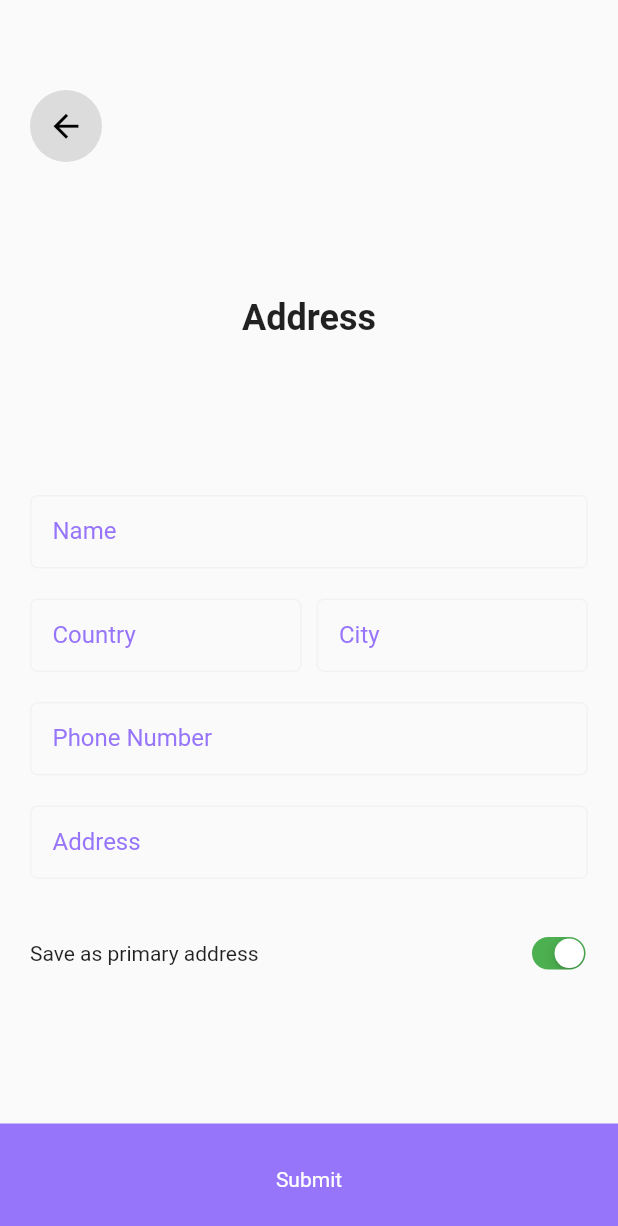
After one commit to Lyhuoy/shopping_app, a Flutter app: the AddressForm screen opened by its route, on a phone screen of 412 x 824 dp. The commit adds this screen. Shown: the top 1226 px of the screen. Run offline on Flutter 3.47's test engine with Material 3 defaults, Android fonts, the phone set to English and light mode, and no system bars; our stand-ins replace cached_network_image, dio, flutter_form_builder, flutter_svg, fluttertoast, font_awesome_flutter and 11 more; missing offline and left inert: huor_progress_indicators, mask; accounts and stored records are empty; network calls fail.

```diff
--- a/shoppingapp/lib/routes/app_pages.dart
+++ b/shoppingapp/lib/routes/app_pages.dart
@@ -8,6 +8,9 @@ import 'package:shoppingapp/views/authentication/start_screen.dart';
 import 'package:shoppingapp/views/authentication/verification_code_screen.dart';
 import 'package:shoppingapp/views/homes/home_welcome_screen.dart';
 import 'package:shoppingapp/views/onboardings/onboarding_screen.dart';
+import 'package:shoppingapp/views/authentication/address_form.dart';
+import 'package:shoppingapp/views/payment/add_new_card.dart';
+
 part 'app_routes.dart';
 
 class AppPages {
@@ -55,5 +58,13 @@ class AppPages {
       name: AppRoutes.newPassword,
       page: () => NewPasswordScreen(),
     ),
+    GetPage(
+      name: AppRoutes.addressForm,
+      page: () => AddressForm(),
+    ),
+    GetPage(
+      name: AppRoutes.addNewCard,
+      page: () => AddNewCard(),
+    ),
   ];
 }
--- a/shoppingapp/lib/routes/app_routes.dart
+++ b/shoppingapp/lib/routes/app_routes.dart
@@ -12,4 +12,6 @@ abstract class AppRoutes {
   static const homeWelcome = '/home-welcome';
   static const verificationCode = '/verification-code';
   static const newPassword = '/new-password';
+  static const addressForm = '/address-form';
+  static const addNewCard = '/add-new-card';
 }
--- /dev/null
+++ b/shoppingapp/lib/views/authentication/address_form.dart
@@ -0,0 +1,251 @@
+import 'package:flutter/cupertino.dart';
+import 'package:flutter/material.dart';
+
+class AddressForm extends StatefulWidget {
+  const AddressForm({super.key});
+
+  @override
+  State<AddressForm> createState() => _AddressFormState();
+}
+
+class _AddressFormState extends State<AddressForm> {
+  final _formKey = GlobalKey<FormState>();
+  final TextEditingController _nameController = TextEditingController();
+  final TextEditingController _countryController = TextEditingController();
+  final TextEditingController _cityController = TextEditingController();
+  final TextEditingController _phoneNumberController = TextEditingController();
+  final TextEditingController _addressController = TextEditingController();
+
+  @override
+  Widget build(BuildContext context) {
+    return Scaffold(
+      body: SingleChildScrollView(
+        child: ConstrainedBox(
+          constraints: BoxConstraints(
+            minHeight: MediaQuery.of(context).size.height,
+          ),
+          child: Column(
+            mainAxisAlignment: MainAxisAlignment.spaceBetween,
+            children: [
+              Column(
+                crossAxisAlignment: CrossAxisAlignment.start,
+                children: [
+                  Padding(
+                    padding: const EdgeInsets.only(left: 20.0, top: 60),
+                    child: Container(
+                      decoration: BoxDecoration(
+                        color: Colors.black12,
+                        borderRadius: BorderRadius.circular(50),
+                      ),
+                      child: IconButton(
+                        icon: const Icon(Icons.arrow_back,
+                            color: Colors.black, size: 25),
+                        onPressed: () {
+                          Navigator.pop(context);
+                        },
+                      ),
+                    ),
+                  ),
+                  const SizedBox(height: 90),
+                  const Center(
+                    child: Text(
+                      "Address",
+                      style:
+                          TextStyle(fontSize: 24, fontWeight: FontWeight.bold),
+                    ),
+                  ),
+                ],
+              ),
+              Column(
+                children: [
+                  Form(
+                    key: _formKey,
+                    autovalidateMode: AutovalidateMode.onUserInteraction,
+                    child: Column(
+                      children: [
+                        Container(
+                          padding: const EdgeInsets.symmetric(
+                              horizontal: 20, vertical: 10),
+                          child: TextFormField(
+                            controller: _nameController,
+                            validator: (value) {
+                              if (value!.isEmpty) {
+                                return 'Please enter your name';
+                              }
+                              return null;
+                            },
+                            decoration: const InputDecoration(
+                              border: OutlineInputBorder(
+                                borderSide: BorderSide(color: Colors.grey),
+                              ),
+                              focusedBorder: OutlineInputBorder(
+                                borderSide:
+                                    BorderSide(color: Color(0xFF9775FA)),
+                              ),
+                              labelText: 'Name',
+                              labelStyle: TextStyle(color: Color(0xFF9775FA)),
+                            ),
+                          ),
+                        ),
+                        Container(
+                          padding: const EdgeInsets.symmetric(
+                              horizontal: 20, vertical: 10),
+                          child: Row(
+                            children: [
+                              Expanded(
+                                child: TextFormField(
+                                  controller: _countryController,
+                                  validator: (value) {
+                                    if (value!.isEmpty) {
+                                      return 'Please enter your country';
+                                    }
+                                    return null;
+                                  },
+                                  decoration: const InputDecoration(
+                                    border: OutlineInputBorder(
+                                      borderSide:
+                                          BorderSide(color: Colors.grey),
+                                    ),
+                                    focusedBorder: OutlineInputBorder(
+                                      borderSide:
+                                          BorderSide(color: Color(0xFF9775FA)),
+                                    ),
+                                    labelText: 'Country',
+                                    labelStyle:
+                                        TextStyle(color: Color(0xFF9775FA)),
+                                  ),
+                                ),
+                              ),
+                              const SizedBox(width: 10),
+                              Expanded(
+                                child: TextFormField(
+                                  controller: _cityController,
+                                  validator: (value) {
+                                    if (value!.isEmpty) {
+                                      return 'Please enter your city';
+                                    }
+                                    return null;
+                                  },
+                                  decoration: const InputDecoration(
+                                    border: OutlineInputBorder(
+                                      borderSide:
+                                          BorderSide(color: Colors.grey),
+                                    ),
+                                    focusedBorder: OutlineInputBorder(
+                                      borderSide:
+                                          BorderSide(color: Color(0xFF9775FA)),
+                                    ),
+                                    labelText: 'City',
+                                    labelStyle:
+                                        TextStyle(color: Color(0xFF9775FA)),
+                                  ),
+                                ),
+                              ),
+                            ],
+                          ),
+                        ),
+                        Container(
+                          padding: const EdgeInsets.symmetric(
+                              horizontal: 20, vertical: 10),
+                          child: TextFormField(
+                            controller: _phoneNumberController,
+                            validator: (value) {
+                              if (value!.isEmpty) {
+                                return 'Please enter your phone number';
+                              }
+                              return null;
+                            },
+                            decoration: const InputDecoration(
+                              border: OutlineInputBorder(
+                                borderSide: BorderSide(color: Colors.grey),
+                              ),
+                              focusedBorder: OutlineInputBorder(
+                                borderSide:
+                                    BorderSide(color: Color(0xFF9775FA)),
+                              ),
+                              labelText: 'Phone Number',
+                              labelStyle: TextStyle(color: Color(0xFF9775FA)),
+                            ),
+                          ),
+                        ),
+                        Container(
+                          padding: const EdgeInsets.symmetric(
+                              horizontal: 20, vertical: 10),
+                          child: TextFormField(
+                            controller: _addressController,
+                            validator: (value) {
+                              if (value!.isEmpty) {
+                                return 'Please enter your address';
+                              }
+                              return null;
+                            },
+                            decoration: const InputDecoration(
+                              border: OutlineInputBorder(
+                                borderSide: BorderSide(color: Colors.grey),
+                              ),
+                              focusedBorder: OutlineInputBorder(
+                                borderSide:
+                                    BorderSide(color: Color(0xFF9775FA)),
+                              ),
+                              labelText: 'Address',
+                              labelStyle: TextStyle(color: Color(0xFF9775FA)),
+                            ),
+                          ),
+                        ),
+                      ],
+                    ),
+                  ),
+                  const SizedBox(height: 20),
+                  Padding(
+                    padding: const EdgeInsets.only(left: 20, right: 10),
+                    child: Row(
+                      mainAxisAlignment: MainAxisAlignment.spaceBetween,
+                      children: [
+                        const Text("Save as primary address"),
+                        Transform.scale(
+                          transformHitTests: false,
+                          scale: .7,
+                          child: CupertinoSwitch(
+                            value: true,
+                            onChanged: (value) {},
+                            activeColor: Colors.green,
+                          ),
+                        ),
+                      ],
+                    ),
+                  ),
+                ],
+              ),
+              Column(
+                children: [
+                  Container(
+                    height: 75,
+                    width: double.infinity,
+                    decoration: const BoxDecoration(
+                      color: Color(0xFF9775FA),
+                    ),
+                    child: const Center(
+                      child: Text(
+                        'Submit',
+                        style: TextStyle(color: Colors.white),
+                      ),
+                    ),
+                  ),
+                ],
+              ),
+            ],
+          ),
+        ),
+      ),
+    );
+  }
+
+  void dispose() {
+    _nameController.dispose();
+    _countryController.dispose();
+    _cityController.dispose();
+    _phoneNumberController.dispose();
+    _addressController.dispose();
+    super.dispose();
+  }
+}
```
Also changed, not shown: shoppingapp/lib/views/payment/add_new_card.dart (added, +250 -0 lines).
